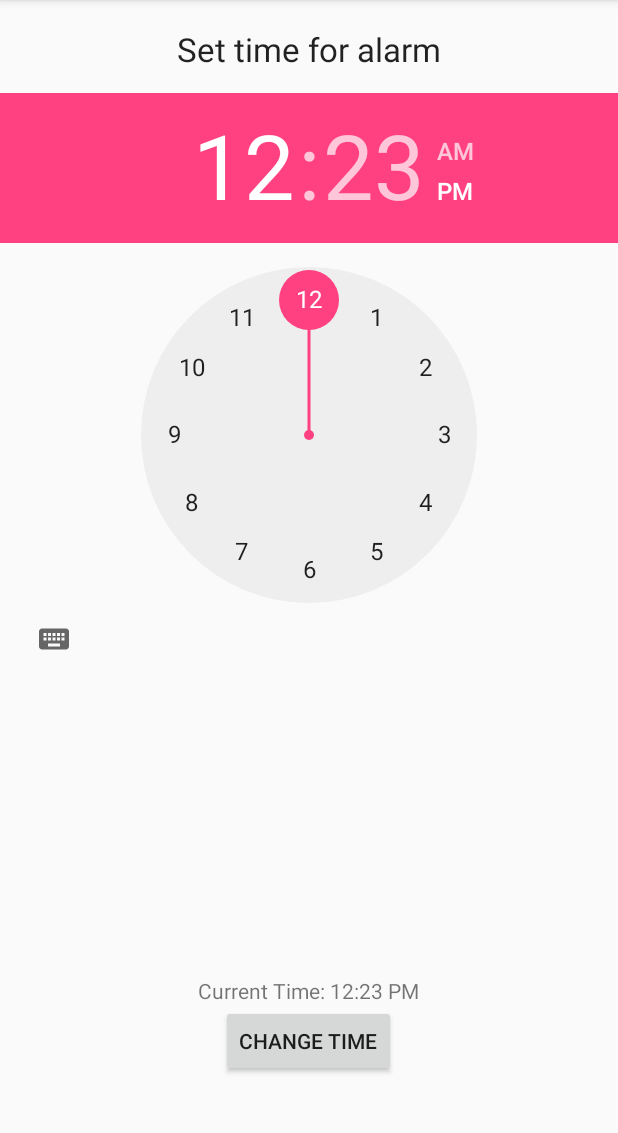
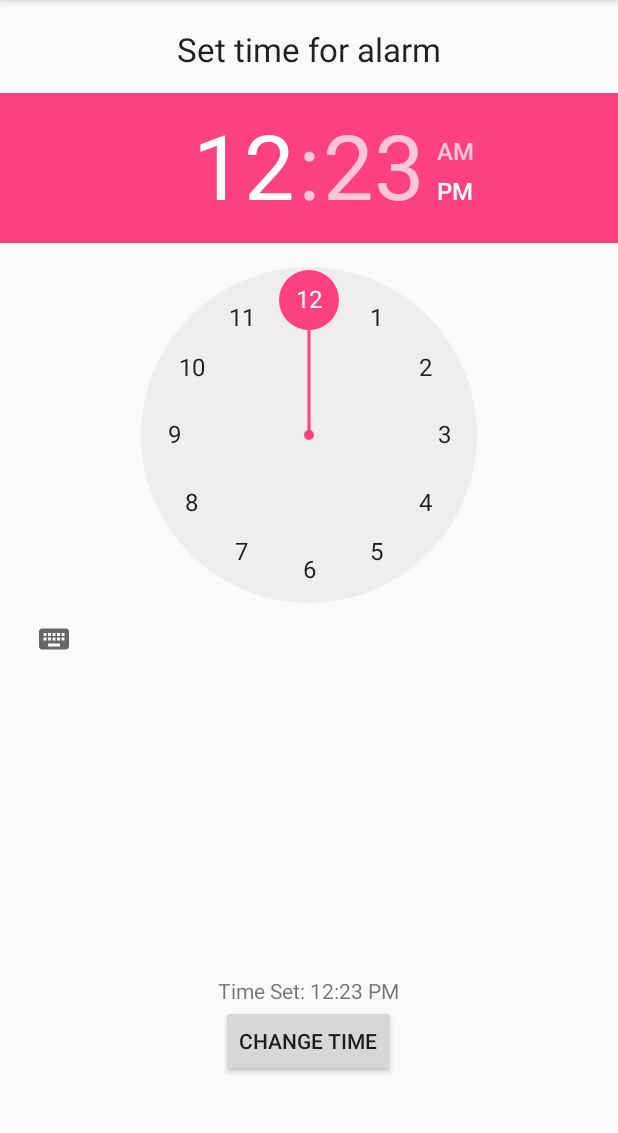
Before and after one commit to lilogevo/Perry, an Android app: the Notification screen opened directly, with no data from a screen before it, after a tap on "SET TIME", on a phone screen of 412 x 824 dp, the part 84-1217 px from its top. Run offline under Robolectric (Android 15) with nearby library versions, the phone set to English and light mode, and no system bars.

Commit message:
New alarm dispalys the changed time and date!

```diff
--- a/PERRY2/app/src/main/java/a461lapp/perry/AlarmReceiver.java
+++ b/PERRY2/app/src/main/java/a461lapp/perry/AlarmReceiver.java
@@ -17,5 +17,7 @@ public class AlarmReceiver extends BroadcastReceiver {
 
         Intent ringtone_intent = new Intent(context, RingtoneService.class);
         context.startService(ringtone_intent);
+
+
     }
 }
--- a/PERRY2/app/src/main/java/a461lapp/perry/Notification.java
+++ b/PERRY2/app/src/main/java/a461lapp/perry/Notification.java
@@ -23,8 +23,15 @@ public class Notification extends Activity {
     private Calendar calendar;
     private PendingIntent pendingIntent;
     private TextView alarmHeader;
-    private String result;
+    private TextView timeHeader;
+    private TextView dateHeader;
+    private String taskResult;
+    private String timeResult;
+    private String dateResult;
     private Intent alarmIntent;
+    private Intent taskIntent;
+    private Intent timeIntent;
+    private Intent dateIntent;
 
     private String year;
     private String month;
@@ -39,10 +46,13 @@ public class Notification extends Activity {
         /* Retrieve a PendingIntent that will perform a broadcast */
         alarmIntent = new Intent(Notification.this, AlarmReceiver.class);
         pendingIntent = PendingIntent.getBroadcast(Notification.this, 0, alarmIntent, 0);
-        Intent taskIntent = getIntent();
+        taskIntent = getIntent();
         alarmHeader = (TextView) findViewById(R.id.text);
-        result = taskIntent.getStringExtra("alarm");
-        alarmHeader.setText(result);
+        timeHeader = (TextView) findViewById(R.id.changedTime);
+        dateHeader = (TextView) findViewById(R.id.changedDate);
+        taskResult = taskIntent.getStringExtra("alarm");
+        alarmHeader.setText(taskResult);
+
         calendar = Calendar.getInstance();
 
         findViewById(R.id.setTime).setOnClickListener(new View.OnClickListener() {
@@ -50,6 +60,7 @@ public class Notification extends Activity {
             public void onClick(View v) {
                 time = new Time();
                 Intent j = new Intent(Notification.this, Time.class);
+
                 j.putExtra("EditingTime", time);
                 startActivityForResult(j, 7890);
             }
@@ -63,6 +74,7 @@ public class Notification extends Activity {
                 i.putExtra("Editing", date);
                 startActivityForResult(i, 123456);
             }
+
 
         });
 
@@ -83,11 +95,16 @@ public class Notification extends Activity {
             month = data.getStringExtra("Month");
             day = data.getStringExtra("Day");
 
+            dateResult = data.getStringExtra("date");
+            dateHeader.setText(dateResult);
         }
 
         if ((requestCode == 7890) && (resultCode == RESULT_OK) && (data != null)) {
             hour = data.getStringExtra("Hour");
             minute = data.getStringExtra("Minute");
+
+            timeResult = data.getStringExtra("time");
+            timeHeader.setText(timeResult);
         }
     }
 
--- a/PERRY2/app/src/main/java/a461lapp/perry/Time.java
+++ b/PERRY2/app/src/main/java/a461lapp/perry/Time.java
@@ -48,9 +48,12 @@ public class Time extends AppCompatActivity implements Serializable {
             @Override
             public void onClick(View v) {
                 textview.setText(getCurrentTime());
-                Intent resultIntent = new Intent();
+//                Intent resultIntent = new Intent();
+                Intent resultIntent = new Intent(Time.this, Notification.class);
+                resultIntent.putExtra("time", textview.getText().toString());
                 resultIntent.putExtra("Hour", getHour());
                 resultIntent.putExtra("Minute", getMinute());
+//                startActivity(verifyTime);
                 setResult(Activity.RESULT_OK, resultIntent);
                 finish();
             }
@@ -76,7 +79,7 @@ public class Time extends AppCompatActivity implements Serializable {
 
 
         StringBuilder builder=new StringBuilder();
-        builder.append("Current Time: ");
+        builder.append("Time Set: ");
         builder.append(this.hour + ":");
         builder.append(this.minute + "");
         builder.append(this.am_pm);
@@ -91,6 +94,6 @@ public class Time extends AppCompatActivity implements Serializable {
         return minute;
     }
 
-    public String getAm_pm() {return am_pm;}
+//    public String getAm_pm() {return am_pm;}
 
 }
--- a/PERRY2/app/src/main/res/layout/activity_date.xml
+++ b/PERRY2/app/src/main/res/layout/activity_date.xml
@@ -10,7 +10,7 @@
     <TextView
         android:layout_width="wrap_content"
         android:layout_height="wrap_content"
-        android:text="Current Date:"
+        android:text="Date Set:"
         android:id="@+id/text_view"
         android:layout_gravity="center_horizontal"
         android:layout_above="@+id/confirm_date"
--- a/PERRY2/app/src/main/res/layout/activity_time.xml
+++ b/PERRY2/app/src/main/res/layout/activity_time.xml
@@ -10,7 +10,7 @@
     <TextView
         android:layout_width="wrap_content"
         android:layout_height="wrap_content"
-        android:text="Current Time:"
+        android:text="Time Set:"
         android:id="@+id/time_activity_text_view"
         android:layout_gravity="center_horizontal"
         android:layout_above="@+id/time_activity_confirm_button"
```
Also changed, not shown: PERRY2/app/src/main/java/a461lapp/perry/Date.java (+5 -2 lines).
